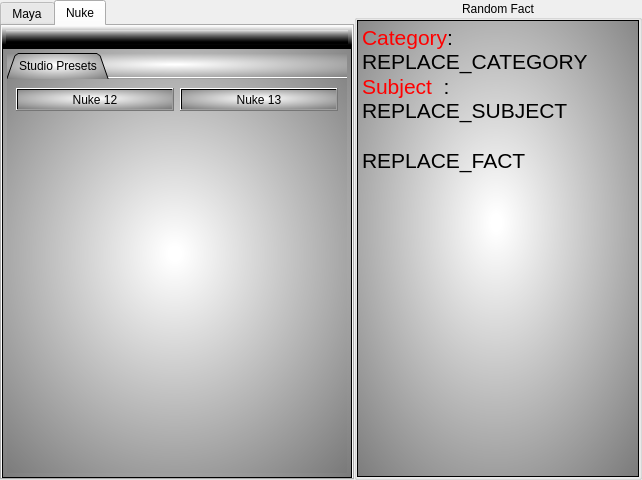
SGSMarkNA/Software_Launcher, file UI/main.ui: the form before one commit.
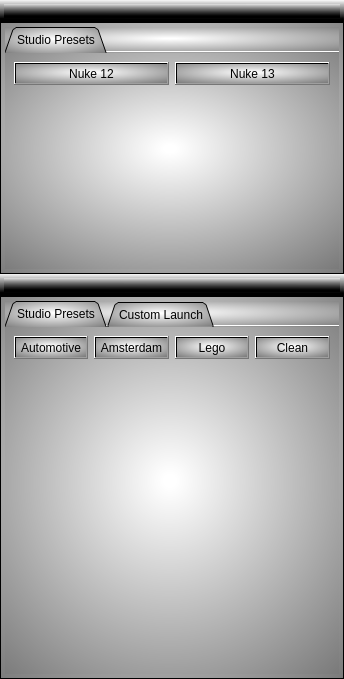
The form after the commit. The open tabs and pages were chosen to show the change. Icons and pictures are not drawn. Custom widgets are drawn as their Qt base class.

Commit message: removed random facts changed layout

```diff
--- a/UI/main.ui
+++ b/UI/main.ui
@@ -6,8 +6,8 @@
    <rect>
     <x>0</x>
     <y>0</y>
-    <width>642</width>
-    <height>480</height>
+    <width>344</width>
+    <height>679</height>
    </rect>
   </property>
   <property name="minimumSize">
@@ -19,7 +19,7 @@
   <property name="windowTitle">
    <string>Software Launcher</string>
   </property>
-  <layout class="QHBoxLayout" name="horizontalLayout_3">
+  <layout class="QVBoxLayout" name="verticalLayout_7">
    <property name="spacing">
     <number>0</number>
    </property>
@@ -36,15 +36,10 @@
     <number>0</number>
    </property>
    <item>
-    <widget class="QTabWidget" name="Software_tabWidget">
-     <property name="currentIndex">
-      <number>0</number>
-     </property>
-     <widget class="QWidget" name="Maya_tab">
-      <attribute name="title">
-       <string>Maya</string>
-      </attribute>
       <layout class="QVBoxLayout" name="verticalLayout_2">
+     <item>
+      <widget class="QWidget" name="Nuke_Container_widget" native="true">
+       <layout class="QVBoxLayout" name="verticalLayout_9">
        <property name="spacing">
         <number>0</number>
        </property>
@@ -60,6 +55,154 @@
        <property name="bottomMargin">
         <number>0</number>
        </property>
+        <item>
+         <widget class="QWidget" name="Nuke_Icon_widget" native="true">
+          <property name="styleSheet">
+           <string notr="true">background-color: qlineargradient(spread:pad, x1:0.433, y1:1, x2:0.449, y2:0, stop:0.147727 rgba(0, 0, 0, 255), stop:1 rgba(255, 255, 255, 135));</string>
+          </property>
+          <layout class="QHBoxLayout" name="horizontalLayout_2">
+           <property name="leftMargin">
+            <number>4</number>
+           </property>
+           <property name="topMargin">
+            <number>4</number>
+           </property>
+           <property name="rightMargin">
+            <number>4</number>
+           </property>
+           <property name="bottomMargin">
+            <number>4</number>
+           </property>
+           <item>
+            <widget class="QLabel" name="Nuke_Icon_label">
+             <property name="sizePolicy">
+              <sizepolicy hsizetype="Preferred" vsizetype="Preferred">
+               <horstretch>128</horstretch>
+               <verstretch>128</verstretch>
+              </sizepolicy>
+             </property>
+             <property name="text">
+              <string/>
+             </property>
+             <property name="pixmap">
+              <pixmap resource="icons/icons.qrc">:/main/nuke.png</pixmap>
+             </property>
+             <property name="scaledContents">
+              <bool>false</bool>
+             </property>
+             <property name="alignment">
+              <set>Qt::AlignCenter</set>
+             </property>
+            </widget>
+           </item>
+          </layout>
+         </widget>
+        </item>
+        <item>
+         <layout class="QVBoxLayout" name="verticalLayout_10"/>
+        </item>
+        <item>
+         <widget class="QFrame" name="Nuke_Luncher_Options_frame">
+          <property name="styleSheet">
+           <string notr="true">background-color: qradialgradient(spread:repeat, cx:0.488, cy:0.459, radius:1.565, fx:0.494, fy:0.443, stop:0.0113636 rgba(255, 255, 255, 255), stop:0.903409 rgba(0, 0, 0, 255));</string>
+          </property>
+          <property name="frameShape">
+           <enum>QFrame::Box</enum>
+          </property>
+          <property name="frameShadow">
+           <enum>QFrame::Plain</enum>
+          </property>
+          <layout class="QVBoxLayout" name="verticalLayout_11" stretch="0">
+           <property name="spacing">
+            <number>4</number>
+           </property>
+           <property name="leftMargin">
+            <number>4</number>
+           </property>
+           <property name="topMargin">
+            <number>4</number>
+           </property>
+           <property name="rightMargin">
+            <number>4</number>
+           </property>
+           <property name="bottomMargin">
+            <number>4</number>
+           </property>
+           <item>
+            <widget class="QTabWidget" name="Nuke_Tabs_tabWidget">
+             <property name="tabPosition">
+              <enum>QTabWidget::North</enum>
+             </property>
+             <property name="tabShape">
+              <enum>QTabWidget::Triangular</enum>
+             </property>
+             <property name="currentIndex">
+              <number>0</number>
+             </property>
+             <property name="usesScrollButtons">
+              <bool>false</bool>
+             </property>
+             <property name="documentMode">
+              <bool>true</bool>
+             </property>
+             <widget class="QWidget" name="Nuke_StudioPresets_Tab">
+              <attribute name="title">
+               <string>Studio Presets</string>
+              </attribute>
+              <layout class="QVBoxLayout" name="verticalLayout_12">
+               <item>
+                <layout class="QGridLayout" name="gridLayout_2">
+                 <item row="0" column="1">
+                  <widget class="QPushButton" name="Nuke_12_Button">
+                   <property name="sizePolicy">
+                    <sizepolicy hsizetype="Minimum" vsizetype="Fixed">
+                     <horstretch>0</horstretch>
+                     <verstretch>0</verstretch>
+                    </sizepolicy>
+                   </property>
+                   <property name="text">
+                    <string>Nuke 12</string>
+                   </property>
+                  </widget>
+                 </item>
+                 <item row="0" column="2">
+                  <widget class="QPushButton" name="Nuke_13_Button">
+                   <property name="sizePolicy">
+                    <sizepolicy hsizetype="Minimum" vsizetype="Fixed">
+                     <horstretch>0</horstretch>
+                     <verstretch>0</verstretch>
+                    </sizepolicy>
+                   </property>
+                   <property name="text">
+                    <string>Nuke 13</string>
+                   </property>
+                  </widget>
+                 </item>
+                </layout>
+               </item>
+               <item>
+                <spacer name="verticalSpacer_3">
+                 <property name="orientation">
+                  <enum>Qt::Vertical</enum>
+                 </property>
+                 <property name="sizeHint" stdset="0">
+                  <size>
+                   <width>20</width>
+                   <height>40</height>
+                  </size>
+                 </property>
+                </spacer>
+               </item>
+              </layout>
+             </widget>
+            </widget>
+           </item>
+          </layout>
+         </widget>
+        </item>
+       </layout>
+      </widget>
+     </item>
        <item>
         <widget class="QWidget" name="Maya_Container_widget" native="true">
          <layout class="QVBoxLayout" name="verticalLayout">
@@ -595,243 +738,6 @@
         </widget>
        </item>
       </layout>
-     </widget>
-     <widget class="QWidget" name="Nuke_tab">
-      <attribute name="title">
-       <string>Nuke</string>
-      </attribute>
-      <layout class="QVBoxLayout" name="verticalLayout_15">
-       <property name="spacing">
-        <number>0</number>
-       </property>
-       <property name="leftMargin">
-        <number>0</number>
-       </property>
-       <property name="topMargin">
-        <number>0</number>
-       </property>
-       <property name="rightMargin">
-        <number>0</number>
-       </property>
-       <property name="bottomMargin">
-        <number>0</number>
-       </property>
-       <item>
-        <widget class="QWidget" name="Nuke_Container_widget" native="true">
-         <layout class="QVBoxLayout" name="verticalLayout_9">
-          <property name="spacing">
-           <number>0</number>
-          </property>
-          <property name="leftMargin">
-           <number>0</number>
-          </property>
-          <property name="topMargin">
-           <number>0</number>
-          </property>
-          <property name="rightMargin">
-           <number>0</number>
-          </property>
-          <property name="bottomMargin">
-           <number>0</number>
-          </property>
-          <item>
-           <widget class="QWidget" name="Nuke_Icon_widget" native="true">
-            <property name="styleSheet">
-             <string notr="true">background-color: qlineargradient(spread:pad, x1:0.433, y1:1, x2:0.449, y2:0, stop:0.147727 rgba(0, 0, 0, 255), stop:1 rgba(255, 255, 255, 135));</string>
-            </property>
-            <layout class="QHBoxLayout" name="horizontalLayout_2">
-             <property name="leftMargin">
-              <number>4</number>
-             </property>
-             <property name="topMargin">
-              <number>4</number>
-             </property>
-             <property name="rightMargin">
-              <number>4</number>
-             </property>
-             <property name="bottomMargin">
-              <number>4</number>
-             </property>
-             <item>
-              <widget class="QLabel" name="Nuke_Icon_label">
-               <property name="sizePolicy">
-                <sizepolicy hsizetype="Preferred" vsizetype="Preferred">
-                 <horstretch>128</horstretch>
-                 <verstretch>128</verstretch>
-                </sizepolicy>
-               </property>
-               <property name="text">
-                <string/>
-               </property>
-               <property name="pixmap">
-                <pixmap resource="icons/icons.qrc">:/main/nuke.png</pixmap>
-               </property>
-               <property name="scaledContents">
-                <bool>false</bool>
-               </property>
-               <property name="alignment">
-                <set>Qt::AlignCenter</set>
-               </property>
-              </widget>
-             </item>
-            </layout>
-           </widget>
-          </item>
-          <item>
-           <layout class="QVBoxLayout" name="verticalLayout_10"/>
-          </item>
-          <item>
-           <widget class="QFrame" name="Nuke_Luncher_Options_frame">
-            <property name="styleSheet">
-             <string notr="true">background-color: qradialgradient(spread:repeat, cx:0.488, cy:0.459, radius:1.565, fx:0.494, fy:0.443, stop:0.0113636 rgba(255, 255, 255, 255), stop:0.903409 rgba(0, 0, 0, 255));</string>
-            </property>
-            <property name="frameShape">
-             <enum>QFrame::Box</enum>
-            </property>
-            <property name="frameShadow">
-             <enum>QFrame::Plain</enum>
-            </property>
-            <layout class="QVBoxLayout" name="verticalLayout_11" stretch="0">
-             <property name="spacing">
-              <number>4</number>
-             </property>
-             <property name="leftMargin">
-              <number>4</number>
-             </property>
-             <property name="topMargin">
-              <number>4</number>
-             </property>
-             <property name="rightMargin">
-              <number>4</number>
-             </property>
-             <property name="bottomMargin">
-              <number>4</number>
-             </property>
-             <item>
-              <widget class="QTabWidget" name="Nuke_Tabs_tabWidget">
-               <property name="tabPosition">
-                <enum>QTabWidget::North</enum>
-               </property>
-               <property name="tabShape">
-                <enum>QTabWidget::Triangular</enum>
-               </property>
-               <property name="currentIndex">
-                <number>0</number>
-               </property>
-               <property name="usesScrollButtons">
-                <bool>false</bool>
-               </property>
-               <property name="documentMode">
-                <bool>true</bool>
-               </property>
-               <widget class="QWidget" name="Nuke_StudioPresets_Tab">
-                <attribute name="title">
-                 <string>Studio Presets</string>
-                </attribute>
-                <layout class="QVBoxLayout" name="verticalLayout_12">
-                 <item>
-                  <layout class="QGridLayout" name="gridLayout_2">
-                   <item row="0" column="1">
-                    <widget class="QPushButton" name="Nuke_12_Button">
-                     <property name="sizePolicy">
-                      <sizepolicy hsizetype="Minimum" vsizetype="Fixed">
-                       <horstretch>0</horstretch>
-                       <verstretch>0</verstretch>
-                      </sizepolicy>
-                     </property>
-                     <property name="text">
-                      <string>Nuke 12</string>
-                     </property>
-                    </widget>
-                   </item>
-                   <item row="0" column="2">
-                    <widget class="QPushButton" name="Nuke_13_Button">
-                     <property name="sizePolicy">
-                      <sizepolicy hsizetype="Minimum" vsizetype="Fixed">
-                       <horstretch>0</horstretch>
-                       <verstretch>0</verstretch>
-                      </sizepolicy>
-                     </property>
-                     <property name="text">
-                      <string>Nuke 13</string>
-                     </property>
-                    </widget>
-                   </item>
-                  </layout>
-                 </item>
-                 <item>
-                  <spacer name="verticalSpacer_3">
-                   <property name="orientation">
-                    <enum>Qt::Vertical</enum>
-                   </property>
-                   <property name="sizeHint" stdset="0">
-                    <size>
-                     <width>20</width>
-                     <height>40</height>
-                    </size>
-                   </property>
-                  </spacer>
-                 </item>
-                </layout>
-               </widget>
-              </widget>
-             </item>
-            </layout>
-           </widget>
-          </item>
-         </layout>
-        </widget>
-       </item>
-      </layout>
-     </widget>
-    </widget>
-   </item>
-   <item>
-    <widget class="QGroupBox" name="groupBox">
-     <property name="title">
-      <string>Random Fact</string>
-     </property>
-     <property name="alignment">
-      <set>Qt::AlignCenter</set>
-     </property>
-     <property name="flat">
-      <bool>false</bool>
-     </property>
-     <layout class="QVBoxLayout" name="verticalLayout_7">
-      <property name="spacing">
-       <number>0</number>
-      </property>
-      <property name="leftMargin">
-       <number>0</number>
-      </property>
-      <property name="topMargin">
-       <number>0</number>
-      </property>
-      <property name="rightMargin">
-       <number>0</number>
-      </property>
-      <property name="bottomMargin">
-       <number>0</number>
-      </property>
-      <item>
-       <widget class="QTextBrowser" name="Random_Facts_Text">
-        <property name="styleSheet">
-         <string notr="true">background-color: qradialgradient(spread:repeat, cx:0.488, cy:0.459, radius:1.565, fx:0.494, fy:0.443, stop:0.0113636 rgba(255, 255, 255, 255), stop:0.903409 rgba(0, 0, 0, 255));</string>
-        </property>
-        <property name="html">
-         <string>&lt;!DOCTYPE HTML PUBLIC &quot;-//W3C//DTD HTML 4.0//EN&quot; &quot;http://www.w3.org/TR/REC-html40/strict.dtd&quot;&gt;
-&lt;html&gt;&lt;head&gt;&lt;meta name=&quot;qrichtext&quot; content=&quot;1&quot; /&gt;&lt;style type=&quot;text/css&quot;&gt;
-p, li { white-space: pre-wrap; }
-&lt;/style&gt;&lt;/head&gt;&lt;body style=&quot; font-family:'MS Shell Dlg 2'; font-size:8.25pt; font-weight:400; font-style:normal;&quot;&gt;
-&lt;p style=&quot; margin-top:0px; margin-bottom:0px; margin-left:0px; margin-right:0px; -qt-block-indent:0; text-indent:0px;&quot;&gt;&lt;span style=&quot; font-size:15.75pt; color:#ff0000;&quot;&gt;Category&lt;/span&gt;&lt;span style=&quot; font-size:15.75pt;&quot;&gt;: REPLACE_CATEGORY&lt;/span&gt;&lt;/p&gt;
-&lt;p style=&quot; margin-top:0px; margin-bottom:0px; margin-left:0px; margin-right:0px; -qt-block-indent:0; text-indent:0px;&quot;&gt;&lt;span style=&quot; font-size:15.75pt; color:#ff0000;&quot;&gt;Subject&lt;/span&gt;&lt;span style=&quot; font-size:15.75pt;&quot;&gt;  : REPLACE_SUBJECT&lt;/span&gt;&lt;/p&gt;
-&lt;p style=&quot;-qt-paragraph-type:empty; margin-top:0px; margin-bottom:0px; margin-left:0px; margin-right:0px; -qt-block-indent:0; text-indent:0px; font-size:15.75pt;&quot;&gt;&lt;br /&gt;&lt;/p&gt;
-&lt;p style=&quot; margin-top:0px; margin-bottom:0px; margin-left:0px; margin-right:0px; -qt-block-indent:0; text-indent:0px;&quot;&gt;&lt;span style=&quot; font-size:15.75pt;&quot;&gt;REPLACE_FACT&lt;/span&gt;&lt;/p&gt;&lt;/body&gt;&lt;/html&gt;</string>
-        </property>
-       </widget>
-      </item>
-     </layout>
-    </widget>
    </item>
   </layout>
  </widget>
```
Lines whose indentation alone changed are shown as unchanged. The commit also changes 1 other file.
